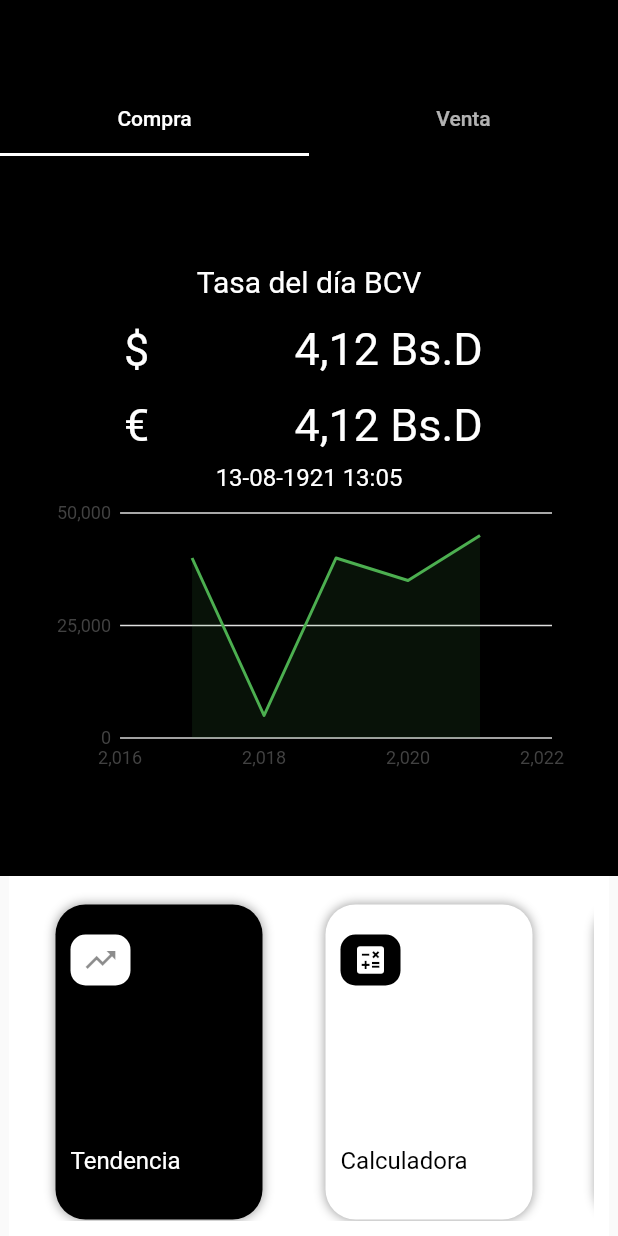
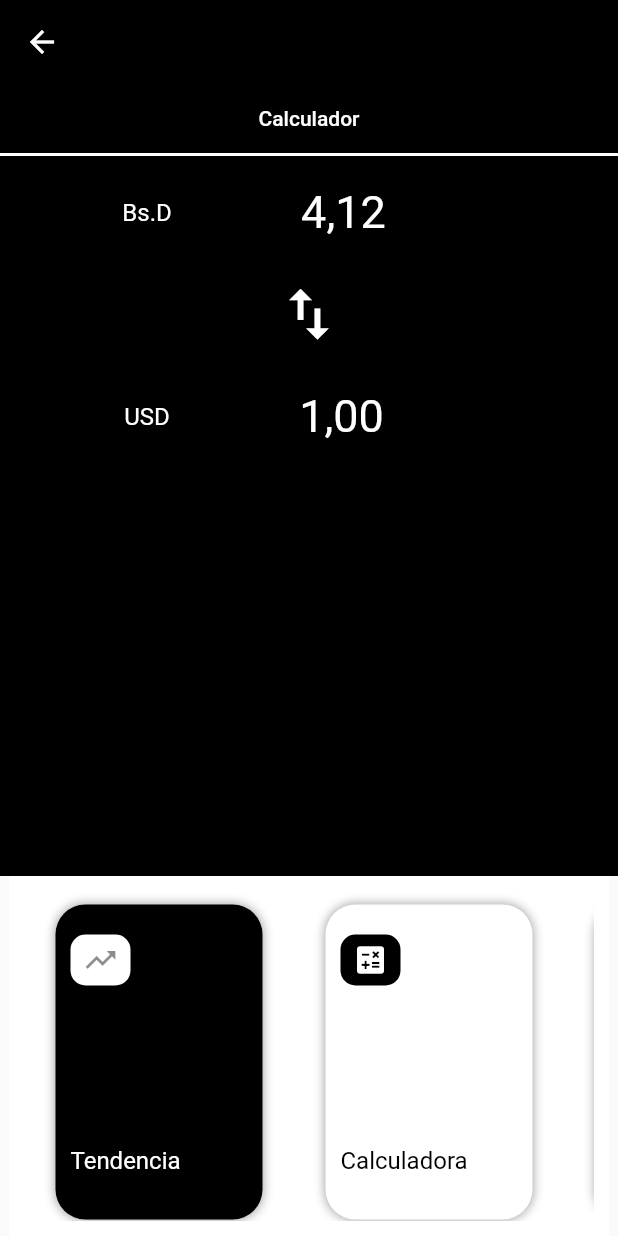
Before and after one commit to angelluiss/bcvmonitor, a Flutter app: the screen it shows after launch, after a tap on "Calculadora", on a phone screen of 412 x 824 dp. Run offline on Flutter 3.47's test engine with Material 2 defaults, Android fonts, the phone set to English and light mode, and no system bars; our stand-ins replace charts_flutter; missing offline and left inert: blobs.

```diff
--- a/lib/src/ui/screens/calculator.dart
+++ b/lib/src/ui/screens/calculator.dart
@@ -0,0 +1,162 @@
+import 'package:bcvapp/src/models/cardmodel.dart';
+import 'package:bcvapp/src/ui/widgets/balanceHome.dart';
+import 'package:bcvapp/src/ui/widgets/cardMenu.dart';
+import 'package:flutter/material.dart';
+
+class CalculatorPage extends StatefulWidget {
+  const CalculatorPage({Key? key}) : super(key: key);
+
+  @override
+  State<CalculatorPage> createState() => _CalculatorPageState();
+}
+
+class _CalculatorPageState extends State<CalculatorPage> {
+  final myControllerBSD = TextEditingController(text: "4,12");
+  final myControllerUSD = TextEditingController(text: "1,00");
+
+  @override
+  void initState() {
+    super.initState();
+    myControllerBSD.addListener(_printLatestValue);
+  }
+
+  _printLatestValue() {
+    print("Second text field: ${myControllerBSD.text}");
+
+    setState(() {
+      myControllerUSD.text = myControllerBSD.text;
+    });
+  }
+
+  @override
+  void dispose() {
+    myControllerBSD.dispose();
+    myControllerUSD.dispose();
+    super.dispose();
+  }
+
+  @override
+  Widget build(BuildContext context) {
+    return DefaultTabController(
+      length: 1,
+      child: Scaffold(
+        appBar: AppBar(
+          backgroundColor: const Color(0xFF000000),
+          bottom: const TabBar(
+            indicatorColor: Colors.white,
+            tabs: [
+              Tab(text: "Calculador"),
+            ],
+          ),
+        ),
+        body: Center(
+          child: Column(
+            mainAxisAlignment: MainAxisAlignment.center,
+            children: <Widget>[
+              Expanded(
+                flex: 2,
+                child: Container(
+                  decoration: const BoxDecoration(color: Colors.black),
+                  child: TabBarView(
+                    children: [
+                      Column(
+                        crossAxisAlignment: CrossAxisAlignment.center,
+                        children: [
+                          Row(
+                            mainAxisAlignment: MainAxisAlignment.center,
+                            children: [
+                              const Padding(
+                                padding: EdgeInsets.all(8.0),
+                                child: Text(
+                                  "Bs.D",
+                                  style: TextStyle(
+                                      color: Colors.white, fontSize: 16),
+                                ),
+                              ),
+                              Padding(
+                                padding: const EdgeInsets.all(8.0),
+                                child: SizedBox(
+                                  width: 200,
+                                  child: TextField(
+                                    textAlign: TextAlign.center,
+                                    style: TextStyle(
+                                        color: Colors.white, fontSize: 30),
+                                    controller: myControllerBSD,
+                                    onChanged: (text) {
+                                      print("First text field: $text");
+                                    },
+                                  ),
+                                ),
+                              )
+                            ],
+                          ),
+                          Padding(
+                            padding: const EdgeInsets.all(8.0),
+                            child: Icon(
+                              Icons.swap_vert,
+                              color: Colors.white,
+                              size: 45,
+                            ),
+                          ),
+                          Row(
+                            mainAxisAlignment: MainAxisAlignment.center,
+                            crossAxisAlignment: CrossAxisAlignment.center,
+                            children: [
+                              const Padding(
+                                padding: EdgeInsets.all(8.0),
+                                child: Text(
+                                  "USD",
+                                  style: TextStyle(
+                                      color: Colors.white, fontSize: 16),
+                                ),
+                              ),
+                              Padding(
+                                padding: const EdgeInsets.all(8.0),
+                                child: SizedBox(
+                                  width: 200,
+                                  child: TextField(
+                                    textAlign: TextAlign.center,
+                                    style: TextStyle(
+                                        color: Colors.white, fontSize: 30),
+                                    controller: myControllerUSD,
+                                    onChanged: (text) {
+                                      print("First text field: $text");
+                                    },
+                                  ),
+                                ),
+                              )
+                            ],
+                          )
+                        ],
+                      )
+                    ],
+                  ),
+                ),
+              ),
+              Flexible(
+                child: Container(
+                  padding: const EdgeInsets.all(10),
+                  color: Colors.white,
+                  width: 400,
+                  height: 300,
+                  child: ListView.builder(
+                      scrollDirection: Axis.horizontal,
+                      itemCount: 3,
+                      itemBuilder: (context, index) {
+                        return SizedBox(
+                            width: 180,
+                            child: ListTile(
+                                onTap: () {},
+                                title: CardDesign(
+                                  card: cards[index],
+                                )));
+                      }),
+                ),
+              )
+            ],
+          ),
+        ),
+      ),
+    );
+  }
+}
--- a/lib/src/ui/screens/home.dart
+++ b/lib/src/ui/screens/home.dart
@@ -1,4 +1,5 @@
 import 'package:bcvapp/src/models/cardmodel.dart';
+import 'package:bcvapp/src/ui/screens/calculator.dart';
 import 'package:bcvapp/src/ui/widgets/balanceHome.dart';
 import 'package:bcvapp/src/ui/widgets/cardMenu.dart';
 import 'package:flutter/material.dart';
@@ -55,7 +56,16 @@ class _MyHomePageState extends State<MyHomePage> {
                         return SizedBox(
                             width: 180,
                             child: ListTile(
-                                onTap: () {},
+                                onTap: () {
+                                  switch (index) {
+                                    case 1:
+                                      Navigator.push(
+                                          context,
+                                          MaterialPageRoute(
+                                              builder: (context) =>
+                                                  const CalculatorPage()));
+                                  }
+                                },
                                 title: CardDesign(
                                   card: cards[index],
                                 )));
```
